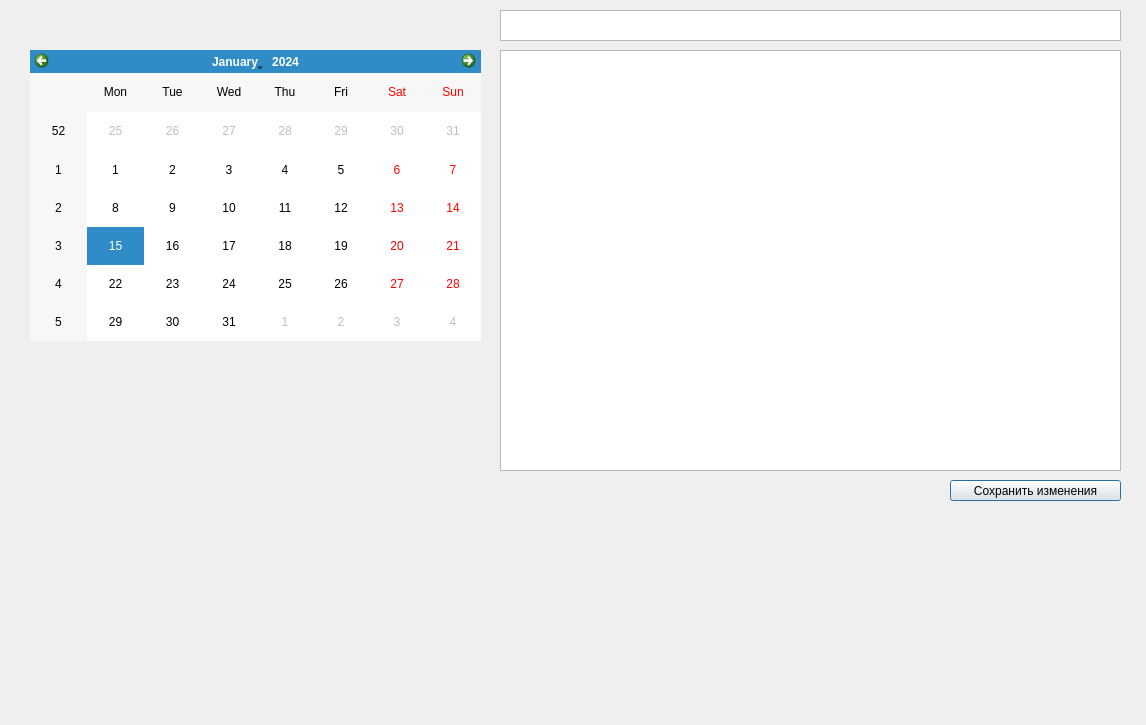
Before: the Qt Designer form 004_CHMV/QTLearning/CourseWork02Improved/datedialog.ui in leaptop/repos2, drawn with Qt 5.
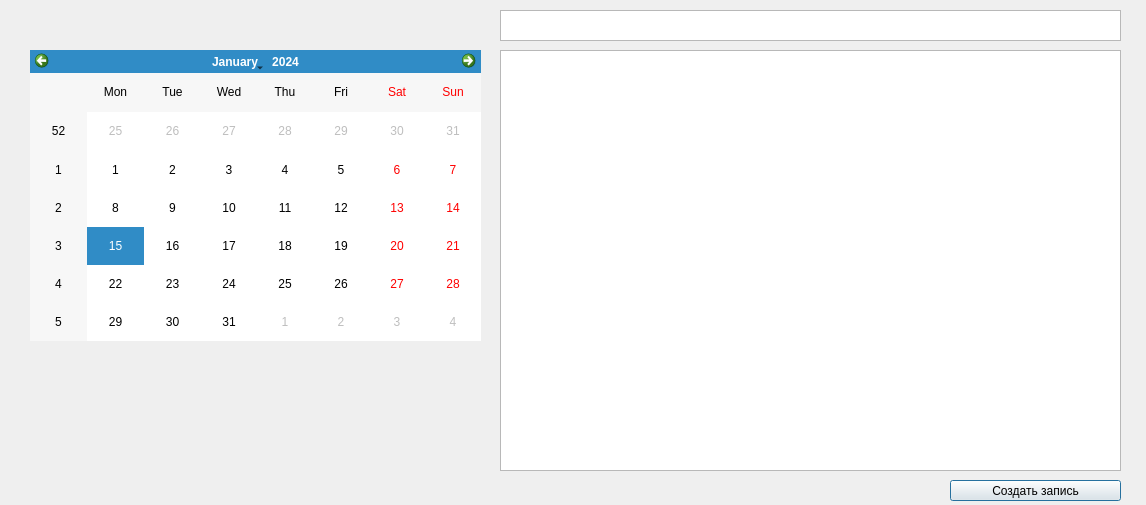
After: the same form once the commit is applied. Icons and pictures are not drawn.

Diff of the .ui file:
```diff
--- a/004_CHMV/QTLearning/CourseWork02Improved/datedialog.ui
+++ b/004_CHMV/QTLearning/CourseWork02Improved/datedialog.ui
@@ -7,7 +7,7 @@
     <x>0</x>
     <y>0</y>
     <width>1146</width>
-    <height>725</height>
+    <height>505</height>
    </rect>
   </property>
   <property name="windowTitle">
@@ -57,7 +57,7 @@
     </rect>
    </property>
    <property name="text">
-    <string>Сохранить изменения</string>
+    <string>Создать запись</string>
    </property>
   </widget>
   <widget class="QTextEdit" name="textEdit_2">
```
